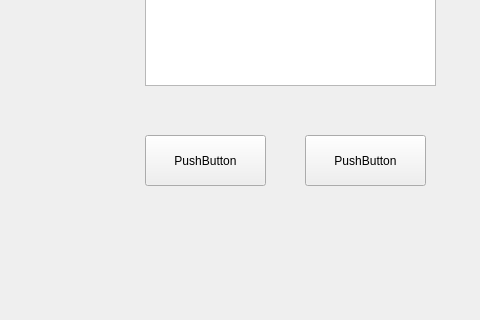
First picture: the form in gui/uis/home2.ui, repository ambrosiasteraceae/cptspy, before the edit; both pictures show x 695 to 1175 and y 555 to 875 of the 1175 by 1026 pixel window.
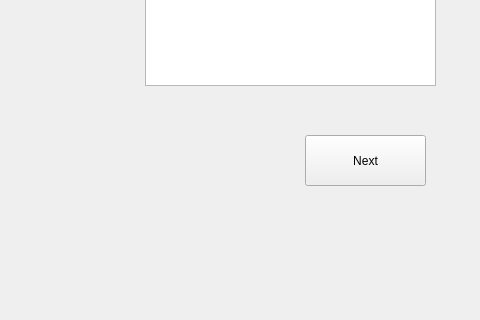
Second picture: the form after the edit. Custom widgets are drawn as their Qt base class.

Commit message: Added next / prevs btns with shortcut a, d. Created a new graph2.ui Added a filenotfound error msg.

The edit to the form file:
```diff
--- a/gui/uis/home2.ui
+++ b/gui/uis/home2.ui
@@ -252,20 +252,7 @@
     </rect>
    </property>
   </widget>
-  <widget class="QPushButton" name="pushButton">
-   <property name="geometry">
-    <rect>
-     <x>840</x>
-     <y>690</y>
-     <width>121</width>
-     <height>51</height>
-    </rect>
-   </property>
-   <property name="text">
-    <string>PushButton</string>
-   </property>
-  </widget>
-  <widget class="QPushButton" name="pushButton_2">
+  <widget class="QPushButton" name="next_btn">
    <property name="geometry">
     <rect>
      <x>1000</x>
@@ -275,7 +262,10 @@
     </rect>
    </property>
    <property name="text">
-    <string>PushButton</string>
+    <string>Next</string>
+   </property>
+   <property name="shortcut">
+    <string>D</string>
    </property>
   </widget>
  </widget>
```
The commit also changes 19 other files.
